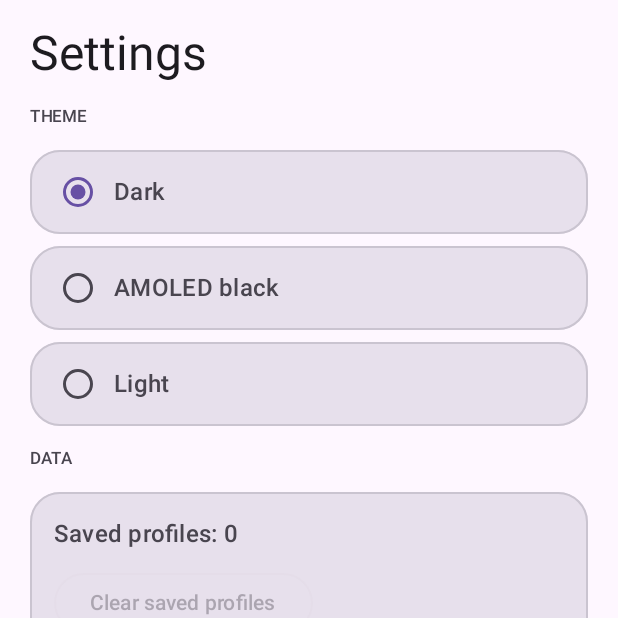
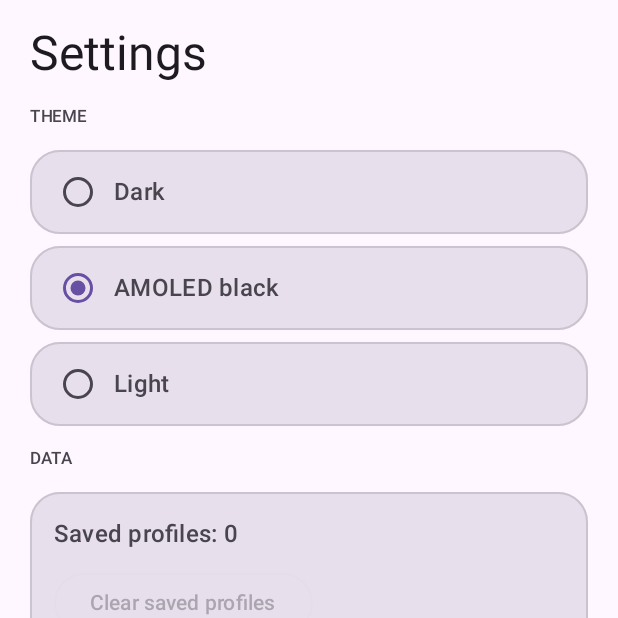
Before and after one commit to abdulhameed8656006-prog/NOVA-Sensitivity, an Android app built with Jetpack Compose: the composable SettingsScreen shown on its own in the app's theme, after a tap on "AMOLED black", on a phone screen of 412 x 824 dp, the top half of it. Run offline under Robolectric (Android 15) with nearby library versions, the phone set to English and light mode, and no system bars.

Commit message:
Fix setTheme JVM signature clash

```diff
--- a/app/src/main/java/com/nova/sensitivity/AppViewModel.kt
+++ b/app/src/main/java/com/nova/sensitivity/AppViewModel.kt
@@ -130,7 +130,7 @@ class AppViewModel(app: Application) : AndroidViewModel(app) {
         store.saveProfiles(profiles)
     }
 
-    fun setTheme(mode: ThemeMode) {
+    fun updateTheme(mode: ThemeMode) {
         theme = mode
         store.saveTheme(mode)
     }
--- a/app/src/main/java/com/nova/sensitivity/ui/SettingsScreen.kt
+++ b/app/src/main/java/com/nova/sensitivity/ui/SettingsScreen.kt
@@ -50,7 +50,7 @@ fun SettingsScreen(vm: AppViewModel, pad: PaddingValues) {
         item {
             Column(verticalArrangement = Arrangement.spacedBy(8.dp)) {
                 ThemeMode.values().forEach { mode ->
-                    NovaCard(Modifier.fillMaxWidth(), onClick = { vm.setTheme(mode) }) {
+                    NovaCard(Modifier.fillMaxWidth(), onClick = { vm.updateTheme(mode) }) {
                         Row(Modifier.padding(horizontal = 8.dp, vertical = 4.dp), verticalAlignment = Alignment.CenterVertically) {
                             RadioButton(selected = vm.theme == mode, onClick = null, modifier = Modifier.padding(12.dp))
                             Text(mode.label, style = MaterialTheme.typography.titleMedium)
```
